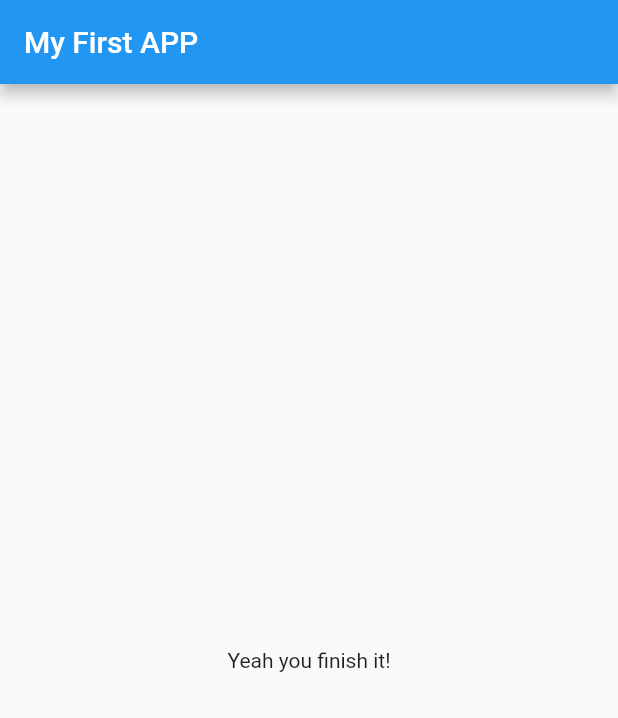
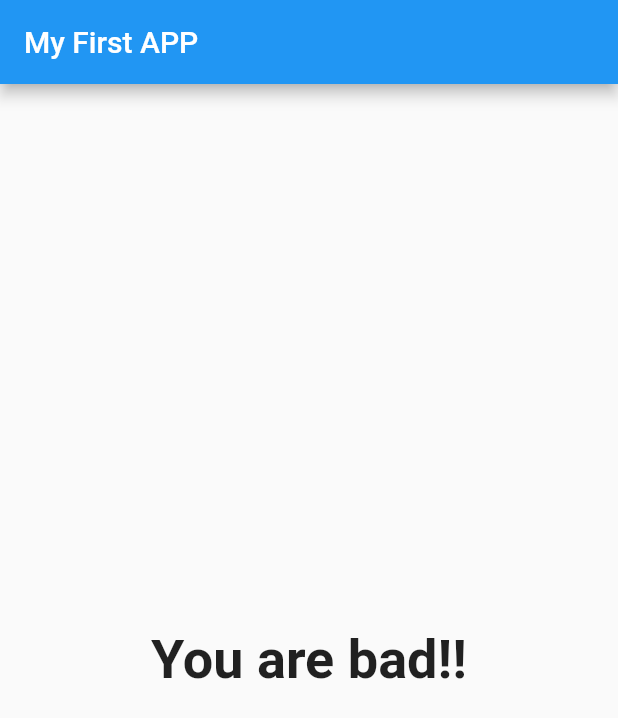
Before and after one commit to mdsavian/flutter_complete_guide, a Flutter app: the screen it shows after launch, after a tap on "Blue", after a tap on "Cat", after a tap on "Andrew", on a phone screen of 412 x 824 dp. Shown: the top 718 px of the screen. Run offline on Flutter 3.47's test engine with Material 2 defaults, Android fonts, the phone set to English and light mode, and no system bars.

Commit message:
add total score and result phrase

```diff
--- a/lib/main.dart
+++ b/lib/main.dart
@@ -15,23 +15,40 @@ class _MyAppState extends State<MyApp> {
   static const _questions = [
     {
       'questionText': 'What is your favorite color?',
-      'answer': ['Blue', 'Green', 'Red', 'Yellow']
+      'answer': [
+        {'text': 'Blue', 'score': 10},
+        {'text': 'Green', 'score': 5},
+        {'text': 'Red', 'score': 6},
+        {'text': 'Yellow', 'score': 12}
+      ]
     },
     {
       'questionText': 'What is your favorite animal?',
-      'answer': ['Dog', 'Cat', 'Lion', 'Elephant']
+      'answer': [
+        {'text': 'Dog', 'score': 5},
+        {'text': 'Cat', 'score': 5},
+        {'text': 'Lion', 'score': 15},
+        {'text': 'Elephant', 'score': 25},
+      ]
     },
     {
       'questionText': 'What is your favorite friend?',
-      'answer': ['John', 'Philip', 'Andrew', 'Mike']
+      'answer': [
+        {'text': 'John', 'score': 5},
+        {'text': 'Philip', 'score': 9},
+        {'text': 'Andrew', 'score': 7},
+        {'text': 'Mike', 'score': 6}
+      ]
     },
   ];
 
   var _questionIndex = 0;
+  var _totalScore = 0;
 
-  void _answerQuestion() {
+  void _answerQuestion(int score) {
     setState(() {
       _questionIndex += 1;
+      _totalScore += score;
     });
   }
 
@@ -48,7 +65,7 @@ class _MyAppState extends State<MyApp> {
         ),
         body: _questionIndex < _questions.length
             ? Quiz(_currentQuestion, _answerQuestion)
-            : Result(),
+            : Result(_totalScore),
       ),
     );
   }
--- a/lib/quiz.dart
+++ b/lib/quiz.dart
@@ -4,7 +4,7 @@ import './answer.dart';
 
 class Quiz extends StatelessWidget {
   final Map<String, Object> currentQuestion;
-  final VoidCallback answerQuestion;
+  final Function answerQuestion;
 
   Quiz(this.currentQuestion, this.answerQuestion);
 
@@ -14,8 +14,10 @@ class Quiz extends StatelessWidget {
       child: Column(
         children: [
           Question(currentQuestion['questionText'] as String),
-          ...(currentQuestion['answer'] as List<String>).map((answer) {
-            return Answer(answerQuestion, answer);
+          ...(currentQuestion['answer'] as List<Map<String, Object>>)
+              .map((answer) {
+            return Answer(() => answerQuestion(answer['score']),
+                answer['text'] as String);
           }).toList()
         ],
       ),
--- a/lib/result.dart
+++ b/lib/result.dart
@@ -1,11 +1,36 @@
 import 'package:flutter/material.dart';
 
 class Result extends StatelessWidget {
+  final int _totalScore;
+
+  Result(this._totalScore);
+
+  String get resultPhrase {
+    String resultText;
+    if (_totalScore <= 8) {
+      resultText = 'You are innocent';
+    } else if (_totalScore <= 12) {
+      resultText = 'You are innocent :)';
+    } else if (_totalScore <= 16) {
+      resultText = 'You are likeable!';
+    } else if (_totalScore <= 20) {
+      resultText = 'You are strange!';
+    } else {
+      resultText = 'You are bad!!';
+    }
+
+    return resultText;
+  }
+
   @override
   Widget build(BuildContext context) {
     return Container(
       child: Center(
-        child: Text('Yeah you finish it!'),
+        child: Text(
+          resultPhrase,
+          textAlign: TextAlign.center,
+          style: TextStyle(fontSize: 36, fontWeight: FontWeight.bold),
+        ),
       ),
     );
   }
```
